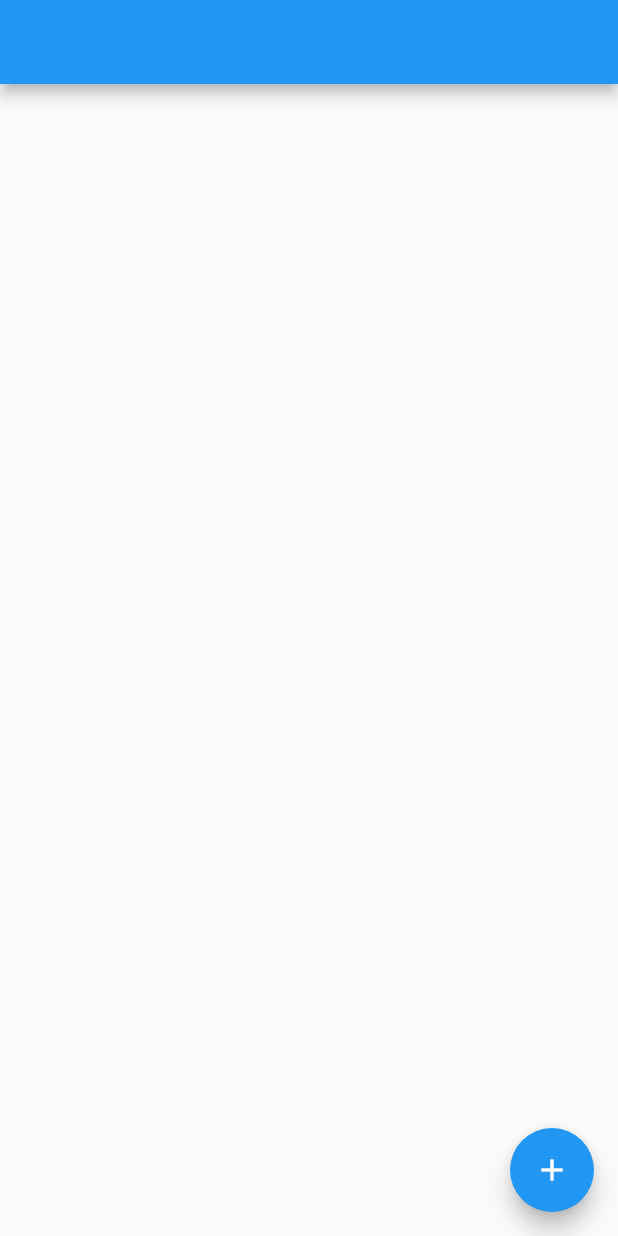
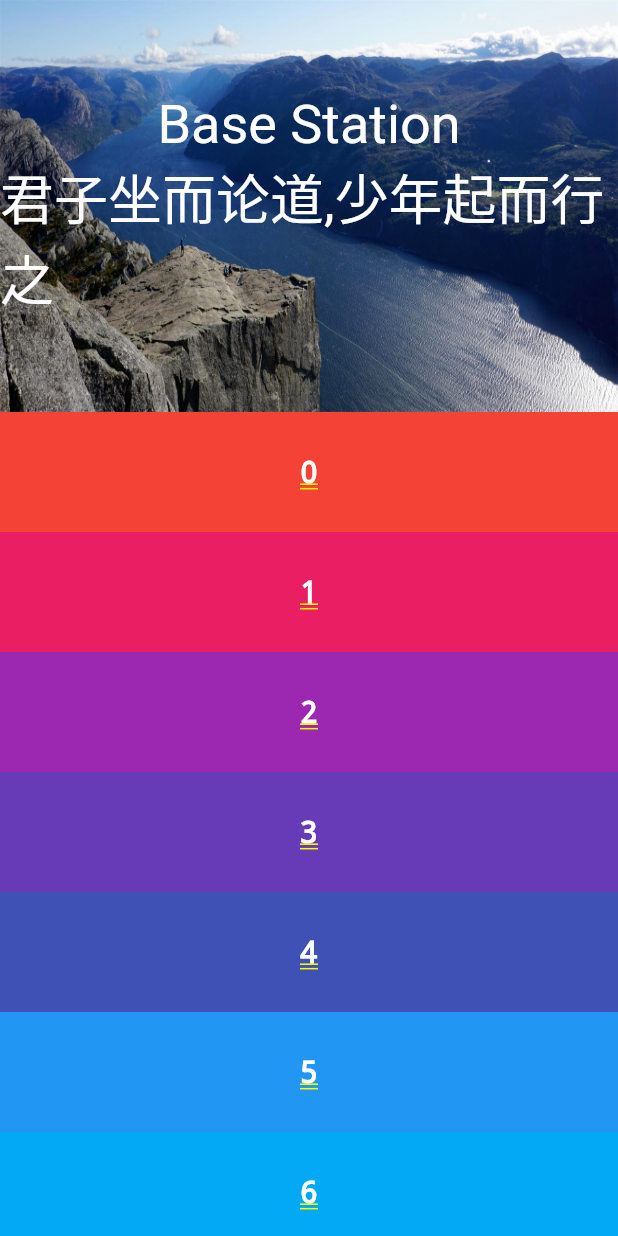
Before and after one commit to czj-dev/FlutterBlog, a Flutter app: the screen it shows after launch, on a phone screen of 412 x 824 dp. Run offline on Flutter 3.47's test engine with Material 2 defaults, Android fonts, the light colour scheme and no system bars; our stand-ins replace adaptive_breakpoints, flutter_markdown, string_scanner, yaml; missing offline and left inert: markdown.

Commit message:
future(home) create home page

```diff
--- /dev/null
+++ b/lib/application.dart
@@ -0,0 +1,13 @@
+import 'package:flutter/material.dart';
+
+class Application extends StatefulWidget {
+  @override
+  _ApplicationState createState() => _ApplicationState();
+}
+
+class _ApplicationState extends State<Application> {
+  @override
+  Widget build(BuildContext context) {
+    return Container();
+  }
+}
--- a/lib/main.dart
+++ b/lib/main.dart
@@ -8,6 +8,8 @@ import 'codeviewer/code_style.dart';
 import 'codeviewer/prehighlighter.dart';
 import 'package:url_launcher/url_launcher.dart';
 import 'package:markdown/markdown.dart' as md;
+
+import 'pages/home/index.dart';
 
 void main() {
   runApp(MyApp());
@@ -22,7 +24,7 @@ class MyApp extends StatelessWidget {
       theme: ThemeData(
         primarySwatch: Colors.blue,
       ),
-      home: MyHomePage(),
+      home: HomeIndexPage(),
     );
   }
 }
--- /dev/null
+++ b/lib/pages/home/index.dart
@@ -0,0 +1,249 @@
+import 'dart:math' as math;
+import 'dart:ui' as ui;
+import 'package:flutter/material.dart';
+import 'package:flutter_blog/utils/adaptive.dart';
+import 'package:flutter_blog/widget/native_image.dart';
+
+class HomeIndexPage extends StatefulWidget {
+  @override
+  _HomeIndexPageState createState() => _HomeIndexPageState();
+}
+
+class _HomeIndexPageState extends State<HomeIndexPage> {
+  @override
+  Widget build(BuildContext context) {
+    var homeSliverHeaderFacotry = HomeSliverHeaderFacotry();
+    return NestedScrollView(
+        headerSliverBuilder: homeSliverHeaderFacotry.build,
+        body: ListView.builder(
+          itemBuilder: (BuildContext context, int index) {
+            return Container(
+              height: 80,
+              color: Colors.primaries[index % Colors.primaries.length],
+              alignment: Alignment.center,
+              child: Text(
+                '$index',
+                style: TextStyle(color: Colors.white, fontSize: 20),
+              ),
+            );
+          },
+          itemCount: 20,
+        ));
+  }
+}
+
+class HomeSliverHeaderFacotry {
+  SliverAppBar appBarBuilder(BuildContext context) {
+    var scrrentSzie = MediaQuery.of(context).size;
+    var expandedHeight;
+    if (isDisplayDesktop(context)) {
+      expandedHeight = scrrentSzie.height * 0.45;
+    } else {
+      expandedHeight = scrrentSzie.height / 3;
+    }
+    return SliverAppBar(
+      expandedHeight: expandedHeight,
+      pinned: true,
+      flexibleSpace: HomeHeaderForegroundBar(
+        title: Text("Base Station"),
+        subTitle: Text("君子坐而论道,少年起而行之"),
+        actions: [
+          IconButton(icon: Icon(Icons.add), onPressed: () {}),
+          IconButton(icon: Icon(Icons.dangerous), onPressed: () {})
+        ],
+        background: NativeImage("home_bg",
+            width: scrrentSzie.width, height: expandedHeight),
+      ),
+    );
+  }
+
+  List<Widget> build(BuildContext context, bool innerBoxIsScrolled) {
+    return [appBarBuilder(context)];
+  }
+}
+
+class HomeHeaderForegroundBar extends StatefulWidget {
+  final Widget? title;
+  final Widget? subTitle;
+  final Widget? background;
+  final List<StretchMode> stretchModes;
+  final List<Widget>? actions;
+
+  const HomeHeaderForegroundBar(
+      {Key? key,
+      this.title,
+      this.subTitle,
+      this.stretchModes = const <StretchMode>[StretchMode.zoomBackground],
+      this.actions,
+      this.background})
+      : super(key: key);
+
+  @override
+  _HomeHeaderForegroundBarState createState() =>
+      _HomeHeaderForegroundBarState();
+}
+
+class _HomeHeaderForegroundBarState extends State<HomeHeaderForegroundBar> {
+  @override
+  Widget build(BuildContext context) {
+    return LayoutBuilder(
+        builder: (BuildContext context, BoxConstraints constraints) {
+      final FlexibleSpaceBarSettings settings = context
+          .dependOnInheritedWidgetOfExactType<FlexibleSpaceBarSettings>()!;
+      final List<Widget> children = <Widget>[];
+
+      final double deltaExtent = settings.maxExtent - settings.minExtent;
+
+      // 0.0 -> Expanded
+      // 1.0 -> Collapsed to toolbar
+      final double t =
+          (1.0 - (settings.currentExtent - settings.minExtent) / deltaExtent)
+              .clamp(0.0, 1.0);
+      // background
+      if (widget.background != null) {
+        final double fadeStart =
+            math.max(0.0, 1.0 - kToolbarHeight / deltaExtent);
+        const double fadeEnd = 1.0;
+        assert(fadeStart <= fadeEnd);
+        final double opacity = 1.0 - Interval(fadeStart, fadeEnd).transform(t);
+        double height = settings.maxExtent;
+
+        // StretchMode.zoomBackground
+        if (widget.stretchModes.contains(StretchMode.zoomBackground) &&
+            constraints.maxHeight > height) {
+          height = constraints.maxHeight;
+        }
+        var top =
+            -Tween<double>(begin: 0.0, end: deltaExtent / 4.0).transform(t);
+        children.add(Positioned(
+          top: top,
+          left: 0.0,
+          right: 0.0,
+          height: height,
+          child: Opacity(
+            // IOS is relying on this semantics node to correctly traverse
+            // through the app bar when it is collapsed.
+            alwaysIncludeSemantics: true,
+            opacity: opacity,
+            child: widget.background,
+          ),
+        ));
+
+        // StretchMode.blurBackground
+        if (widget.stretchModes.contains(StretchMode.blurBackground) &&
+            constraints.maxHeight > settings.maxExtent) {
+          final double blurAmount =
+              (constraints.maxHeight - settings.maxExtent) / 10;
+          children.add(Positioned.fill(
+              child: BackdropFilter(
+                  child: Container(
+                    color: Colors.transparent,
+                  ),
+                  filter: ui.ImageFilter.blur(
+                    sigmaX: blurAmount,
+                    sigmaY: blurAmount,
+                  ))));
+        }
+      }
+
+      // title
+      if (widget.title != null) {
+        final ThemeData theme = Theme.of(context);
+
+        Widget? title;
+        switch (theme.platform) {
+          case TargetPlatform.iOS:
+          case TargetPlatform.macOS:
+            title = widget.title;
+            break;
+          case TargetPlatform.android:
+          case TargetPlatform.fuchsia:
+          case TargetPlatform.linux:
+          case TargetPlatform.windows:
+            title = Semantics(
+              namesRoute: true,
+              child: widget.title,
+            );
+            break;
+        }
+        Widget? subTitle = widget.subTitle;
+        // StretchMode.fadeTitle
+        if (widget.stretchModes.contains(StretchMode.fadeTitle) &&
+            constraints.maxHeight > settings.maxExtent) {
+          final double stretchOpacity = 1 -
+              (((constraints.maxHeight - settings.maxExtent) / 100)
+                  .clamp(0.0, 1.0));
+          title = Opacity(
+            opacity: stretchOpacity,
+            child: title,
+          );
+        }
+        final double stretchOpacity = 1 -
+            (((constraints.maxHeight - settings.maxExtent) / 100)
+                .clamp(0.0, 1.0));
+        subTitle = Opacity(
+          opacity: stretchOpacity,
+          child: widget.subTitle,
+        );
+        final double opacity = settings.toolbarOpacity;
+        if (opacity > 0.0) {
+          TextStyle titleStyle = theme.primaryTextTheme.headline5!;
+          titleStyle = titleStyle.copyWith(
+              color: titleStyle.color!.withOpacity(opacity),
+              fontSize: titleStyle.fontSize);
+          final EdgeInsetsGeometry padding = EdgeInsetsDirectional.only(
+            start: 0.0,
+            bottom: 0.0,
+          );
+          final double scaleValue =
+              Tween<double>(begin: 1.5, end: 1.0).transform(t);
+          final Matrix4 scaleTransform = Matrix4.identity()
+            ..scale(scaleValue, scaleValue, 1.0);
+
+          final Alignment titleAlignment = _getTitleAlignment(true);
+          children.add(Container(
+            padding: padding,
+            child: Transform(
+              alignment: titleAlignment,
+              transform: scaleTransform,
+              child: Align(
+                alignment: titleAlignment,
+                child: DefaultTextStyle(
+                  style: titleStyle,
+                  child: LayoutBuilder(builder:
+                      (BuildContext context, BoxConstraints constraints) {
+                    return Container(
+                      width: constraints.maxWidth / scaleValue,
+                      alignment: titleAlignment,
+                      child: Column(
+                        mainAxisSize: MainAxisSize.min,
+                        children: [title!,subTitle!],
+                      ),
+                    );
+                  }),
+                ),
+              ),
+            ),
+          ));
+        }
+      }
+      return ClipRect(child: Stack(children: children));
+    });
+  }
+
+  Alignment _getTitleAlignment(bool effectiveCenterTitle) {
+    if (effectiveCenterTitle) return Alignment.center;
+    final TextDirection textDirection = Directionality.of(context);
+    assert(textDirection != null);
+    switch (textDirection) {
+      case TextDirection.rtl:
+        return Alignment.bottomRight;
+      case TextDirection.ltr:
+        return Alignment.bottomLeft;
+    }
+
+    bool _getActionexpand(BuildContext context, ThemeData theme) {
+      return isDisplayDesktop(context);
+    }
+  }
+}
--- /dev/null
+++ b/lib/utils/adaptive.dart
@@ -0,0 +1,19 @@
+// Copyright 2019 The Flutter team. All rights reserved.
+// Use of this source code is governed by a BSD-style license that can be
+// found in the LICENSE file.
+
+import 'package:flutter/material.dart';
+import 'package:adaptive_breakpoints/adaptive_breakpoints.dart';
+
+/// Returns a boolean value whether the window is considered medium or large size.
+///
+/// Used to build adaptive and responsive layouts.
+bool isDisplayDesktop(BuildContext context) =>
+    getWindowType(context) >= AdaptiveWindowType.medium;
+
+/// Returns boolean value whether the window is considered medium size.
+///
+/// Used to build adaptive and responsive layouts.
+bool isDisplaySmallDesktop(BuildContext context) {
+  return getWindowType(context) == AdaptiveWindowType.medium;
+}
--- /dev/null
+++ b/lib/widget/native_image.dart
@@ -0,0 +1,59 @@
+import 'dart:ui';
+
+import 'package:flutter/cupertino.dart';
+import 'package:flutter/material.dart';
+
+typedef ClickListener = void Function();
+
+class NativeImage extends StatelessWidget {
+  final String imageName;
+  final double width;
+  final double height;
+  final BoxFit fit;
+  final String postfix;
+  final ClickListener? onPressed;
+
+  const NativeImage(this.imageName,
+      {Key? key,
+      this.width = 0.0,
+      this.height = 0.0,
+      this.fit = BoxFit.fill,
+      this.postfix = 'png',
+      this.onPressed})
+      : super(key: key);
+
+  @override
+  Widget build(BuildContext context) {
+    Image image;
+    if (width != 0 && height != 0) {
+      image = Image(
+        image: AssetImage(imagePath(imageName: imageName, postfix: postfix)),
+        fit: fit,
+        width: this.width,
+        height: this.height,
+      );
+    } else
+      image = Image(
+        image: AssetImage(imagePath(imageName: imageName, postfix: postfix)),
+        fit: fit,
+      );
+    return decorateImage(image);
+  }
+
+  static String imagePath({required String imageName, String postfix = 'png'}) {
+    return 'static/images/$imageName.$postfix';
+  }
+
+  Widget decorateImage(Image image) {
+    if (onPressed == null) {
+      return image;
+    }
+    return Material(
+        // clear background
+        color: Color(0x00000000),
+        child: InkWell(
+          onTap: onPressed,
+          child: image,
+        ));
+  }
+}
--- a/pubspec.yaml
+++ b/pubspec.yaml
@@ -69,7 +69,6 @@ flutter:
   assets:
     - README.md
     - static/images/
-    - google_fonts/
   #   - images/a_dot_burr.jpeg
   #   - images/a_dot_ham.jpeg
 
```
Also changed, not shown: static/images/home_bg.png (added).
